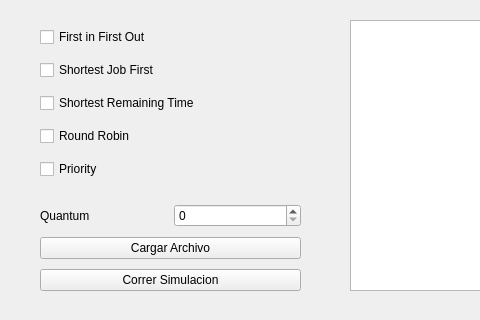
This is sincronizacion_calendarizacion/schedulingwindow.ui in chuy-zip/PROYECTO3_SISTOS as Qt 5 draws it before an edit; both pictures show x 0 to 480 and y 0 to 320 of the 685 by 569 pixel window. The edited form follows.
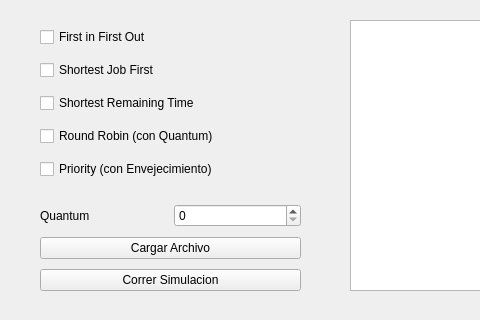
This is the edited form.

Commit message: fixxed metrics, again

The edit to the form file:
```diff
--- a/sincronizacion_calendarizacion/schedulingwindow.ui
+++ b/sincronizacion_calendarizacion/schedulingwindow.ui
@@ -48,14 +48,14 @@
      <item>
       <widget class="QCheckBox" name="checkBoxRR">
        <property name="text">
-        <string>Round Robin</string>
+        <string>Round Robin (con Quantum)</string>
        </property>
       </widget>
      </item>
      <item>
       <widget class="QCheckBox" name="checkBoxPriority">
        <property name="text">
-        <string>Priority</string>
+        <string>Priority (con Envejecimiento)</string>
        </property>
       </widget>
      </item>
```
The commit also changes 1 other file.
